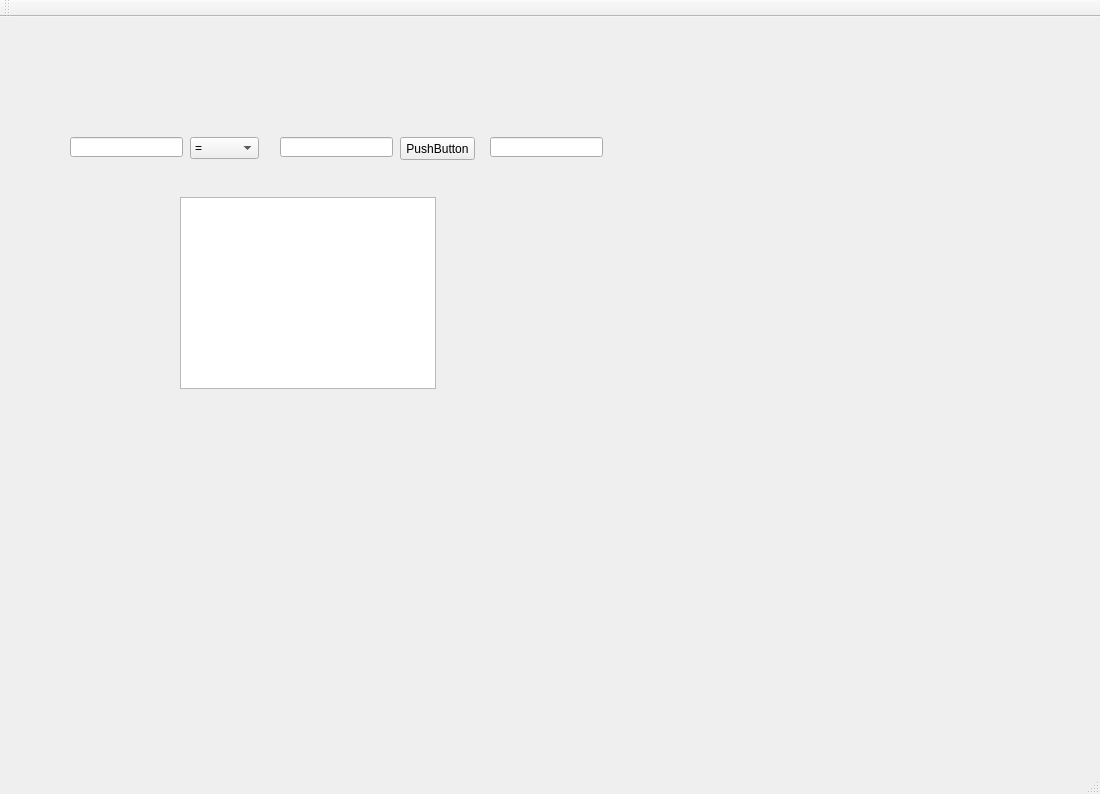
The window that cpp-qt-app/app.ui (bogdandrienko/cpp-app) describes before a commit, drawn with Qt 5.
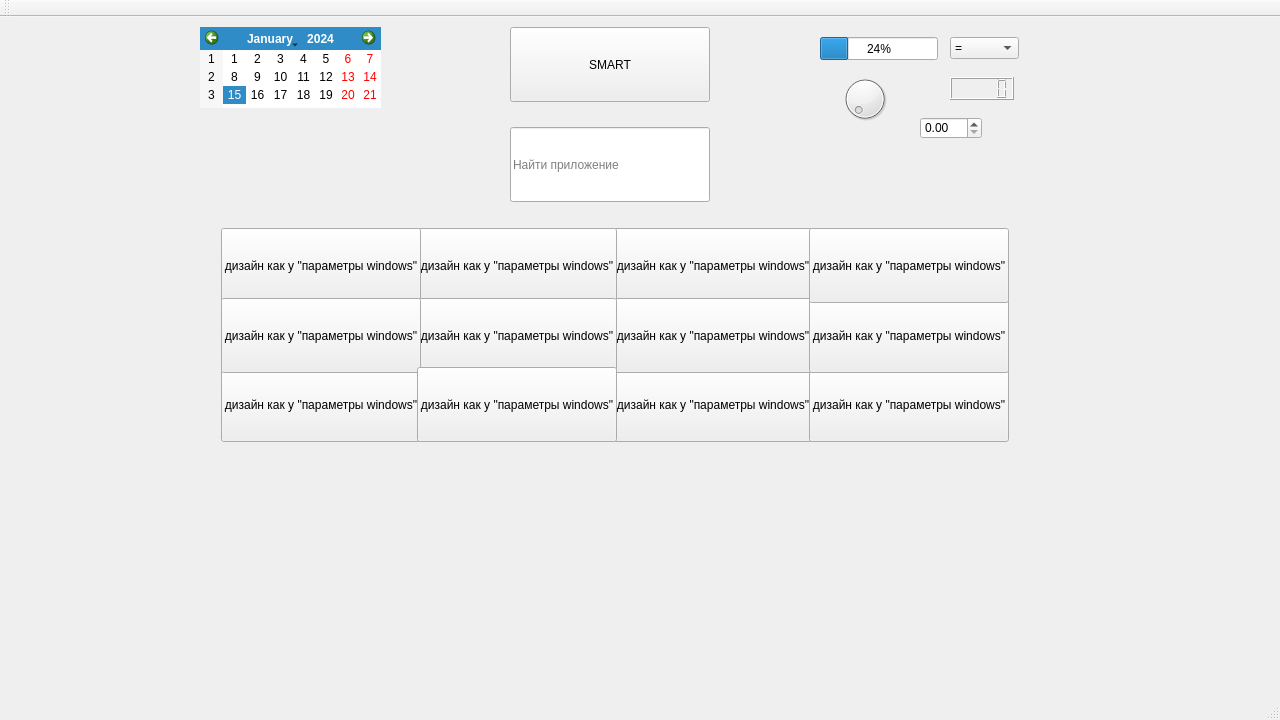
The same window after the commit.

```diff
--- a/cpp-qt-app/app.ui
+++ b/cpp-qt-app/app.ui
@@ -6,10 +6,22 @@
    <rect>
     <x>0</x>
     <y>0</y>
-    <width>1100</width>
-    <height>794</height>
+    <width>1280</width>
+    <height>720</height>
    </rect>
   </property>
+  <property name="minimumSize">
+   <size>
+    <width>854</width>
+    <height>480</height>
+   </size>
+  </property>
+  <property name="maximumSize">
+   <size>
+    <width>3840</width>
+    <height>2160</height>
+   </size>
+  </property>
   <property name="windowTitle">
    <string>app</string>
   </property>
@@ -17,51 +29,21 @@
    <widget class="QPushButton" name="pushButtonGetResult">
     <property name="geometry">
      <rect>
-      <x>400</x>
-      <y>120</y>
-      <width>75</width>
-      <height>23</height>
+      <x>510</x>
+      <y>10</y>
+      <width>200</width>
+      <height>75</height>
      </rect>
     </property>
     <property name="text">
-     <string>PushButton</string>
-    </property>
-   </widget>
-   <widget class="QLineEdit" name="lineFirstValue">
-    <property name="geometry">
-     <rect>
-      <x>70</x>
-      <y>120</y>
-      <width>113</width>
-      <height>20</height>
-     </rect>
-    </property>
-   </widget>
-   <widget class="QLineEdit" name="lineSecondValue">
-    <property name="geometry">
-     <rect>
-      <x>280</x>
-      <y>120</y>
-      <width>113</width>
-      <height>20</height>
-     </rect>
-    </property>
-   </widget>
-   <widget class="QLineEdit" name="lineResultValue">
-    <property name="geometry">
-     <rect>
-      <x>490</x>
-      <y>120</y>
-      <width>113</width>
-      <height>20</height>
-     </rect>
+     <string>SMART</string>
     </property>
    </widget>
    <widget class="QComboBox" name="comboBox">
     <property name="geometry">
      <rect>
-      <x>190</x>
-      <y>120</y>
+      <x>950</x>
+      <y>20</y>
       <width>69</width>
       <height>22</height>
      </rect>
@@ -97,13 +79,393 @@
      </property>
     </item>
    </widget>
-   <widget class="QListView" name="listView">
+   <widget class="QLCDNumber" name="lcdNumber">
     <property name="geometry">
      <rect>
-      <x>180</x>
-      <y>180</y>
-      <width>256</width>
-      <height>192</height>
+      <x>950</x>
+      <y>60</y>
+      <width>64</width>
+      <height>23</height>
+     </rect>
+    </property>
+   </widget>
+   <widget class="QCalendarWidget" name="calendarWidget">
+    <property name="geometry">
+     <rect>
+      <x>200</x>
+      <y>10</y>
+      <width>181</width>
+      <height>81</height>
+     </rect>
+    </property>
+   </widget>
+   <widget class="QLineEdit" name="lineEdit">
+    <property name="geometry">
+     <rect>
+      <x>510</x>
+      <y>110</y>
+      <width>200</width>
+      <height>75</height>
+     </rect>
+    </property>
+    <property name="layoutDirection">
+     <enum>Qt::LeftToRight</enum>
+    </property>
+    <property name="text">
+     <string/>
+    </property>
+    <property name="placeholderText">
+     <string>Найти приложение</string>
+    </property>
+   </widget>
+   <widget class="QDial" name="dial">
+    <property name="geometry">
+     <rect>
+      <x>840</x>
+      <y>50</y>
+      <width>50</width>
+      <height>64</height>
+     </rect>
+    </property>
+   </widget>
+   <widget class="QProgressBar" name="progressBar">
+    <property name="geometry">
+     <rect>
+      <x>820</x>
+      <y>20</y>
+      <width>118</width>
+      <height>23</height>
+     </rect>
+    </property>
+    <property name="value">
+     <number>24</number>
+    </property>
+   </widget>
+   <widget class="QWidget" name="gridLayoutWidget">
+    <property name="geometry">
+     <rect>
+      <x>210</x>
+      <y>200</y>
+      <width>805</width>
+      <height>229</height>
+     </rect>
+    </property>
+    <layout class="QGridLayout" name="gridLayout">
+     <property name="sizeConstraint">
+      <enum>QLayout::SetMaximumSize</enum>
+     </property>
+     <property name="spacing">
+      <number>1</number>
+     </property>
+     <item row="2" column="0">
+      <widget class="QPushButton" name="pushButton_3">
+       <property name="sizePolicy">
+        <sizepolicy hsizetype="Expanding" vsizetype="Expanding">
+         <horstretch>200</horstretch>
+         <verstretch>75</verstretch>
+        </sizepolicy>
+       </property>
+       <property name="minimumSize">
+        <size>
+         <width>200</width>
+         <height>75</height>
+        </size>
+       </property>
+       <property name="maximumSize">
+        <size>
+         <width>400</width>
+         <height>150</height>
+        </size>
+       </property>
+       <property name="text">
+        <string>дизайн как у &quot;параметры windows&quot;</string>
+       </property>
+      </widget>
+     </item>
+     <item row="2" column="2">
+      <widget class="QPushButton" name="pushButton_9">
+       <property name="sizePolicy">
+        <sizepolicy hsizetype="Expanding" vsizetype="Expanding">
+         <horstretch>200</horstretch>
+         <verstretch>75</verstretch>
+        </sizepolicy>
+       </property>
+       <property name="minimumSize">
+        <size>
+         <width>200</width>
+         <height>75</height>
+        </size>
+       </property>
+       <property name="maximumSize">
+        <size>
+         <width>400</width>
+         <height>150</height>
+        </size>
+       </property>
+       <property name="text">
+        <string>дизайн как у &quot;параметры windows&quot;</string>
+       </property>
+      </widget>
+     </item>
+     <item row="2" column="3">
+      <widget class="QPushButton" name="pushButton_12">
+       <property name="sizePolicy">
+        <sizepolicy hsizetype="Expanding" vsizetype="Expanding">
+         <horstretch>200</horstretch>
+         <verstretch>75</verstretch>
+        </sizepolicy>
+       </property>
+       <property name="minimumSize">
+        <size>
+         <width>200</width>
+         <height>75</height>
+        </size>
+       </property>
+       <property name="maximumSize">
+        <size>
+         <width>400</width>
+         <height>150</height>
+        </size>
+       </property>
+       <property name="text">
+        <string>дизайн как у &quot;параметры windows&quot;</string>
+       </property>
+      </widget>
+     </item>
+     <item row="0" column="2">
+      <widget class="QPushButton" name="pushButton_8">
+       <property name="sizePolicy">
+        <sizepolicy hsizetype="Expanding" vsizetype="Expanding">
+         <horstretch>200</horstretch>
+         <verstretch>75</verstretch>
+        </sizepolicy>
+       </property>
+       <property name="minimumSize">
+        <size>
+         <width>200</width>
+         <height>75</height>
+        </size>
+       </property>
+       <property name="maximumSize">
+        <size>
+         <width>400</width>
+         <height>150</height>
+        </size>
+       </property>
+       <property name="text">
+        <string>дизайн как у &quot;параметры windows&quot;</string>
+       </property>
+      </widget>
+     </item>
+     <item row="1" column="2">
+      <widget class="QPushButton" name="pushButton_7">
+       <property name="sizePolicy">
+        <sizepolicy hsizetype="Expanding" vsizetype="Expanding">
+         <horstretch>200</horstretch>
+         <verstretch>75</verstretch>
+        </sizepolicy>
+       </property>
+       <property name="minimumSize">
+        <size>
+         <width>200</width>
+         <height>75</height>
+        </size>
+       </property>
+       <property name="maximumSize">
+        <size>
+         <width>400</width>
+         <height>150</height>
+        </size>
+       </property>
+       <property name="text">
+        <string>дизайн как у &quot;параметры windows&quot;</string>
+       </property>
+      </widget>
+     </item>
+     <item row="1" column="3">
+      <widget class="QPushButton" name="pushButton_11">
+       <property name="sizePolicy">
+        <sizepolicy hsizetype="Expanding" vsizetype="Expanding">
+         <horstretch>200</horstretch>
+         <verstretch>75</verstretch>
+        </sizepolicy>
+       </property>
+       <property name="minimumSize">
+        <size>
+         <width>200</width>
+         <height>75</height>
+        </size>
+       </property>
+       <property name="maximumSize">
+        <size>
+         <width>400</width>
+         <height>150</height>
+        </size>
+       </property>
+       <property name="text">
+        <string>дизайн как у &quot;параметры windows&quot;</string>
+       </property>
+      </widget>
+     </item>
+     <item row="0" column="1">
+      <widget class="QPushButton" name="pushButton_4">
+       <property name="sizePolicy">
+        <sizepolicy hsizetype="Expanding" vsizetype="Expanding">
+         <horstretch>200</horstretch>
+         <verstretch>75</verstretch>
+        </sizepolicy>
+       </property>
+       <property name="minimumSize">
+        <size>
+         <width>200</width>
+         <height>75</height>
+        </size>
+       </property>
+       <property name="maximumSize">
+        <size>
+         <width>400</width>
+         <height>150</height>
+        </size>
+       </property>
+       <property name="text">
+        <string>дизайн как у &quot;параметры windows&quot;</string>
+       </property>
+      </widget>
+     </item>
+     <item row="0" column="0">
+      <widget class="QPushButton" name="pushButton">
+       <property name="sizePolicy">
+        <sizepolicy hsizetype="Expanding" vsizetype="Expanding">
+         <horstretch>200</horstretch>
+         <verstretch>75</verstretch>
+        </sizepolicy>
+       </property>
+       <property name="minimumSize">
+        <size>
+         <width>200</width>
+         <height>75</height>
+        </size>
+       </property>
+       <property name="maximumSize">
+        <size>
+         <width>400</width>
+         <height>150</height>
+        </size>
+       </property>
+       <property name="text">
+        <string>дизайн как у &quot;параметры windows&quot;</string>
+       </property>
+      </widget>
+     </item>
+     <item row="1" column="1">
+      <widget class="QPushButton" name="pushButton_5">
+       <property name="sizePolicy">
+        <sizepolicy hsizetype="Expanding" vsizetype="Expanding">
+         <horstretch>200</horstretch>
+         <verstretch>75</verstretch>
+        </sizepolicy>
+       </property>
+       <property name="minimumSize">
+        <size>
+         <width>200</width>
+         <height>75</height>
+        </size>
+       </property>
+       <property name="maximumSize">
+        <size>
+         <width>400</width>
+         <height>150</height>
+        </size>
+       </property>
+       <property name="text">
+        <string>дизайн как у &quot;параметры windows&quot;</string>
+       </property>
+      </widget>
+     </item>
+     <item row="0" column="3">
+      <widget class="QPushButton" name="pushButton_10">
+       <property name="sizePolicy">
+        <sizepolicy hsizetype="Expanding" vsizetype="Expanding">
+         <horstretch>30</horstretch>
+         <verstretch>75</verstretch>
+        </sizepolicy>
+       </property>
+       <property name="minimumSize">
+        <size>
+         <width>200</width>
+         <height>75</height>
+        </size>
+       </property>
+       <property name="maximumSize">
+        <size>
+         <width>400</width>
+         <height>150</height>
+        </size>
+       </property>
+       <property name="text">
+        <string>дизайн как у &quot;параметры windows&quot;</string>
+       </property>
+      </widget>
+     </item>
+     <item row="1" column="0">
+      <widget class="QPushButton" name="pushButton_2">
+       <property name="sizePolicy">
+        <sizepolicy hsizetype="Expanding" vsizetype="Expanding">
+         <horstretch>200</horstretch>
+         <verstretch>75</verstretch>
+        </sizepolicy>
+       </property>
+       <property name="minimumSize">
+        <size>
+         <width>200</width>
+         <height>75</height>
+        </size>
+       </property>
+       <property name="maximumSize">
+        <size>
+         <width>400</width>
+         <height>150</height>
+        </size>
+       </property>
+       <property name="text">
+        <string>дизайн как у &quot;параметры windows&quot;</string>
+       </property>
+      </widget>
+     </item>
+     <item row="2" column="1">
+      <widget class="QPushButton" name="pushButton_6">
+       <property name="sizePolicy">
+        <sizepolicy hsizetype="Expanding" vsizetype="Expanding">
+         <horstretch>200</horstretch>
+         <verstretch>75</verstretch>
+        </sizepolicy>
+       </property>
+       <property name="minimumSize">
+        <size>
+         <width>200</width>
+         <height>75</height>
+        </size>
+       </property>
+       <property name="maximumSize">
+        <size>
+         <width>400</width>
+         <height>150</height>
+        </size>
+       </property>
+       <property name="text">
+        <string>дизайн как у &quot;параметры windows&quot;</string>
+       </property>
+      </widget>
+     </item>
+    </layout>
+   </widget>
+   <widget class="QDoubleSpinBox" name="doubleSpinBox">
+    <property name="geometry">
+     <rect>
+      <x>920</x>
+      <y>100</y>
+      <width>62</width>
+      <height>22</height>
      </rect>
     </property>
    </widget>
```
Left out of the diff: 18 changed lines with no effect on the pictures.
